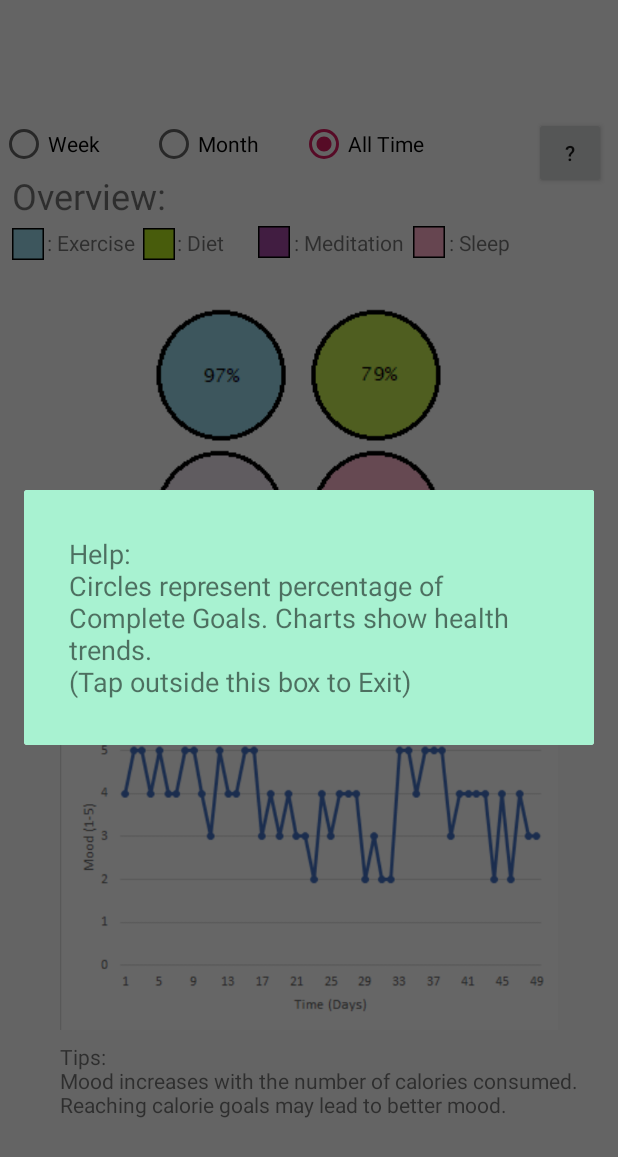
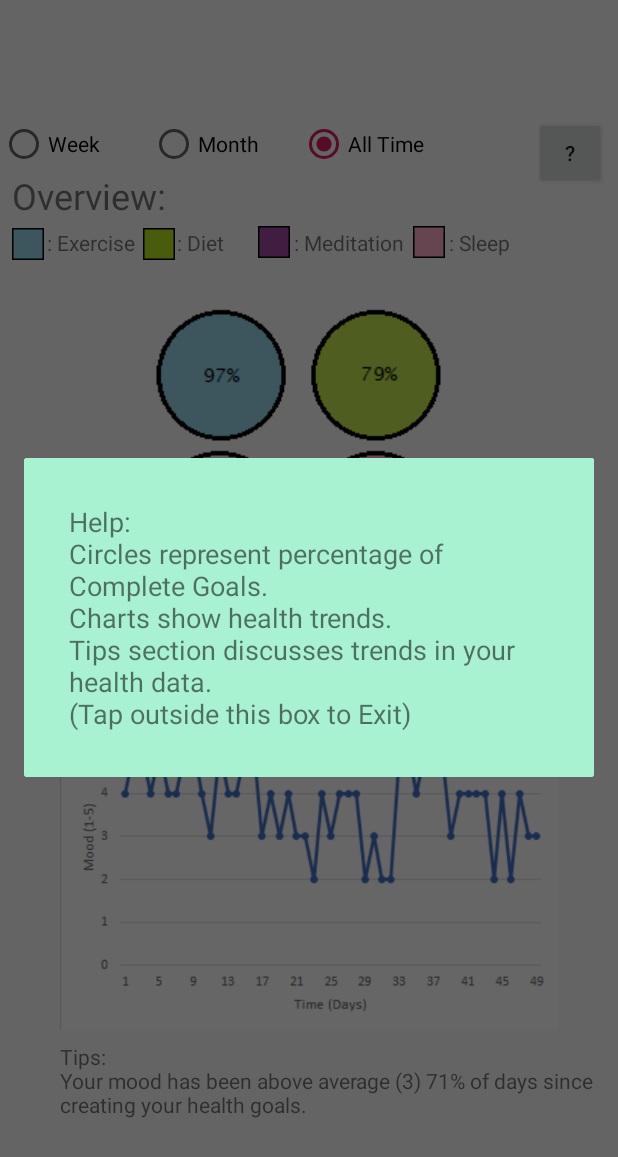
Before and after one commit to mskopic/HealthApp_test, an Android app: the fragment TrendsTab shown on its own in the app's theme, after a tap on an icon or button, on a phone screen of 412 x 824 dp. Shown: the top 1157 px of the screen. Run offline under Robolectric (Android 15) with nearby library versions, the phone set to English and light mode, and no system bars; 3 other taps on this screen came first.

Commit message:
updated trends with dynimc Tips

```diff
--- a/app/src/main/java/com/example/healthapp_test/TrendsTab.java
+++ b/app/src/main/java/com/example/healthapp_test/TrendsTab.java
@@ -14,6 +14,7 @@ import android.widget.RadioGroup;
 import android.widget.Spinner;
 import android.widget.ArrayAdapter;
 import android.widget.AdapterView;
+import android.widget.TextView;
 import android.widget.Toast;
 import android.widget.ImageView;
 //added 5/11
@@ -55,6 +56,7 @@ public class TrendsTab extends Fragment implements AdapterView.OnItemSelectedLis
     private Button help_butt;
     private PopupWindow pop_help;
     private Context this_context;
+    private TextView tips;
 
     //final private ImageView imageView;
 
@@ -120,6 +122,7 @@ public class TrendsTab extends Fragment implements AdapterView.OnItemSelectedLis
         monthly_but = view.findViewById(R.id.month_trend_but);
         all_time_but = view.findViewById(R.id.all_trend_but);
         //added 5/11
+        tips = view.findViewById(R.id.graph_tips);
         help_butt = view.findViewById(R.id.trends_tips);
         help_butt.setOnClickListener(new View.OnClickListener() {
             public void onClick(View v) {
@@ -167,6 +170,7 @@ public class TrendsTab extends Fragment implements AdapterView.OnItemSelectedLis
                 String text = weekly_graphs.getSelectedItem().toString();
                 if (text == chartNames.get(0)) {
                     graphView.setImageResource(R.drawable.week_mood_time);
+                    tips.setText("Tips:\nYour mood has been above average (3) 100% of days this week.");
                 }
                 if (text == chartNames.get(1)) {
                     graphView.setImageResource(R.drawable.week_sleep_time);
@@ -182,6 +186,7 @@ public class TrendsTab extends Fragment implements AdapterView.OnItemSelectedLis
                 String text = weekly_graphs.getSelectedItem().toString();
                 if (text == chartNames.get(0)) {
                     graphView.setImageResource(R.drawable.month_mood_time);
+                    tips.setText("Tips:\nYour mood has been above average (3) 70% of days this month.");
                 }
                 if (text == chartNames.get(1)) {
                     graphView.setImageResource(R.drawable.month_sleep_time);
@@ -197,6 +202,7 @@ public class TrendsTab extends Fragment implements AdapterView.OnItemSelectedLis
                 String text = weekly_graphs.getSelectedItem().toString();
                 if (text == chartNames.get(0)) {
                     graphView.setImageResource(R.drawable.all_mood_time);
+                    tips.setText("Tips:\nYour mood has been above average (3) 71% of days since creating your health goals.");
                 }
                 if (text == chartNames.get(1)) {
                     graphView.setImageResource(R.drawable.all_sleep_time);
@@ -227,10 +233,13 @@ public class TrendsTab extends Fragment implements AdapterView.OnItemSelectedLis
                         //Toast.makeText(parent.getContext(), "Selected: " + item, Toast.LENGTH_LONG).show();
                         if (weekly_but.isChecked()) {
                             graphView.setImageResource(R.drawable.week_mood_time);
+                            tips.setText("Tips:\nYour mood has been above average (3) 100% of days this week.");
                         } if (monthly_but.isChecked()) {
                             graphView.setImageResource(R.drawable.all_mood_time);
+                            tips.setText("Tips:\nYour mood has been above average (3) 70% of days this month.");
                         } if (all_time_but.isChecked()) {
                             graphView.setImageResource(R.drawable.month_mood_time);
+                            tips.setText("Tips:\nYour mood has been above average (3) 71% of days since creating your health goals.");
                         }
                         break;
                     case 1:
@@ -242,9 +251,10 @@ public class TrendsTab extends Fragment implements AdapterView.OnItemSelectedLis
                         } if (all_time_but.isChecked()) {
                             graphView.setImageResource(R.drawable.all_sleep_time);
                         }
+                        tips.setText("Tips:\nMeeting all sleep goals could help complete other health goals. Consistent sleep is show to improve many areas of health!");
                         break;
                     case 2:
-                        Toast.makeText(parent.getContext(), "Selected: " + item, Toast.LENGTH_LONG).show();
+                        //Toast.makeText(parent.getContext(), "Selected: " + item, Toast.LENGTH_LONG).show();
                         if (weekly_but.isChecked()) {
                             graphView.setImageResource(R.drawable.week_calories_mood);
                         } if (monthly_but.isChecked()) {
@@ -252,6 +262,7 @@ public class TrendsTab extends Fragment implements AdapterView.OnItemSelectedLis
                         } if (all_time_but.isChecked()) {
                             graphView.setImageResource(R.drawable.all_calories_mood);
                         }
+                        tips.setText("Tips:\nMood increases with the number of calories consumed. Reaching calorie goals may lead to better mood.");
                         break;
                 }
             }
--- a/app/src/main/res/layout/fragment_trends_tab.xml
+++ b/app/src/main/res/layout/fragment_trends_tab.xml
@@ -94,6 +94,7 @@
                 android:layout_marginRight="40dp"
                 android:src="@drawable/week_mood_time" />
             <TextView
+                android:id="@+id/graph_tips"
                 android:layout_width="wrap_content"
                 android:layout_height="wrap_content"
                 android:layout_marginLeft="40dp"
--- a/app/src/main/res/layout/trends_popup.xml
+++ b/app/src/main/res/layout/trends_popup.xml
@@ -19,6 +19,6 @@
         android:layout_centerInParent="true"
         android:layout_margin="30dp"
         android:textSize="18sp"
-        android:text="Help:\nCircles represent percentage of Complete Goals. Charts show health trends.\n(Tap outside this box to Exit)"/>
+        android:text="Help:\nCircles represent percentage of Complete Goals.\nCharts show health trends.\nTips section discusses trends in your health data.\n(Tap outside this box to Exit)"/>
 
 </RelativeLayout>
```
